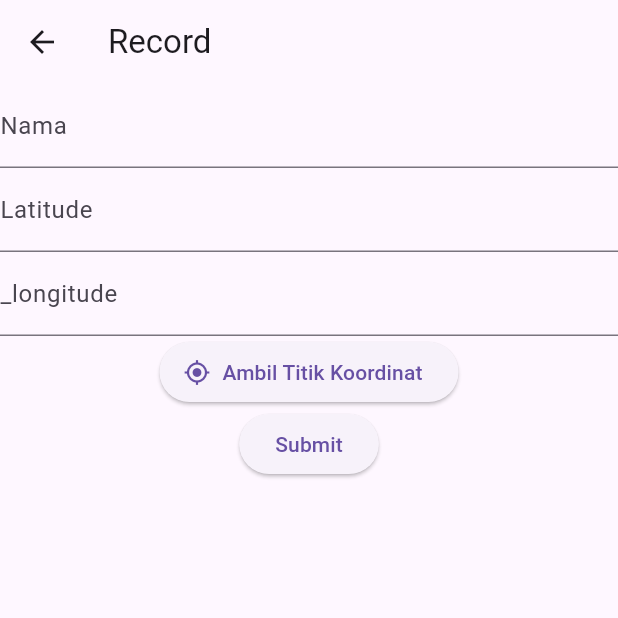
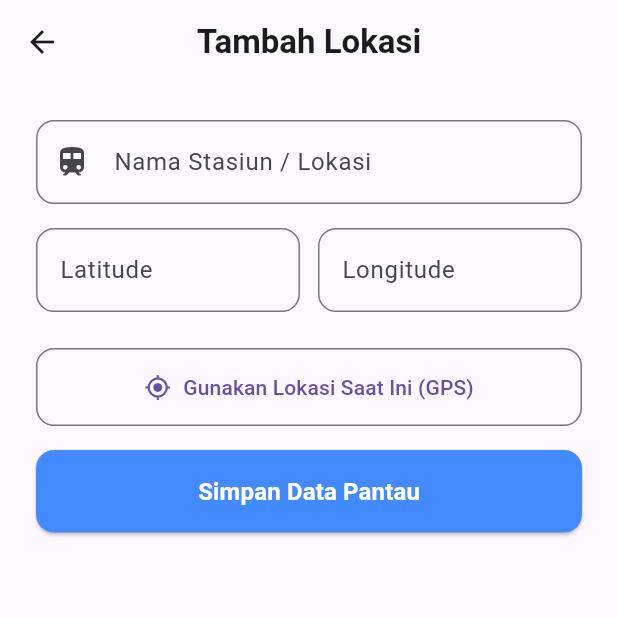
Before and after one commit to DimasDliyaurR/machinist-alerting, a Flutter app: the _RecordFormUI screen opened directly, on a phone screen of 412 x 824 dp, the top half of it. Run offline on Flutter 3.47's test engine with Material 3 defaults, Android fonts, the light colour scheme and no system bars; our stand-ins replace get_it, location, sqflite; accounts and stored records are empty.

Commit message:
[FIX] UI Home and Record

```diff
--- a/lib/src/ui/record/record_view.dart
+++ b/lib/src/ui/record/record_view.dart
@@ -44,6 +44,7 @@ class _RecordFormUIState extends State<_RecordFormUI> {
   @override
   Widget build(BuildContext context) {
     final provider = context.watch<RecordProvider>();
+
     return PopScope(
       canPop: false,
       onPopInvokedWithResult: (didPop, result) {
@@ -51,34 +52,96 @@ class _RecordFormUIState extends State<_RecordFormUI> {
         Navigator.pop(context, true);
       },
       child: Scaffold(
-        appBar: AppBar(title: const Text("Record")),
-        body: Column(
-          children: [
-            Form(
+        appBar: AppBar(
+          title: const Text(
+            "Tambah Lokasi",
+            style: TextStyle(fontWeight: FontWeight.bold),
+          ),
+          centerTitle: true,
+          elevation: 0,
+        ),
+        // 🟢 1. KUNCI UTAMA: Agar tidak nabrak keyboard saat mengetik
+        body: SingleChildScrollView(
+          padding: const EdgeInsets.all(
+            24.0,
+          ), // Padding merata di seluruh layar
+          child: Form(
             key: _formKey,
             child: Column(
+              crossAxisAlignment:
+                  CrossAxisAlignment.stretch, // Ratakan tombol memanjang
               children: [
+                // --- BAGIAN INPUT NAMA ---
                 TextFormField(
                   controller: _name,
-                    decoration: const InputDecoration(labelText: 'Nama'),
+                  decoration: InputDecoration(
+                    labelText: 'Nama Stasiun / Lokasi',
+                    prefixIcon: const Icon(
+                      Icons.train,
+                    ), // Tambahkan Ikon agar cantik
+                    border: OutlineInputBorder(
+                      // Kotak input modern
+                      borderRadius: BorderRadius.circular(12),
+                    ),
+                  ),
                   validator: (value) =>
                       value!.isEmpty ? 'Nama wajib diisi' : null,
                 ),
-                  TextFormField(
+                const SizedBox(height: 16), // 🟢 2. Jarak vertikal antar input
+                // --- BAGIAN INPUT KOORDINAT ---
+                Row(
+                  // Sejajarkan Latitude dan Longitude secara horizontal agar hemat tempat
+                  children: [
+                    Expanded(
+                      child: TextFormField(
                         controller: _latitude,
-                    decoration: const InputDecoration(labelText: 'Latitude'),
-                    validator: (value) =>
-                        value!.isEmpty ? 'Latitude wajib diisi' : null,
+                        keyboardType: const TextInputType.numberWithOptions(
+                          signed: true,
+                          decimal: true,
+                        ), // Keyboard khusus angka
+                        decoration: InputDecoration(
+                          labelText: 'Latitude',
+                          border: OutlineInputBorder(
+                            borderRadius: BorderRadius.circular(12),
                           ),
-                  TextFormField(
+                        ),
+                        validator: (value) => value!.isEmpty ? 'Wajib' : null,
+                      ),
+                    ),
+                    const SizedBox(width: 12),
+                    Expanded(
+                      child: TextFormField(
                         controller: _longitude,
-                    decoration: const InputDecoration(labelText: '_longitude'),
-                    validator: (value) =>
-                        value!.isEmpty ? 'Longitude wajib diisi' : null,
+                        keyboardType: const TextInputType.numberWithOptions(
+                          signed: true,
+                          decimal: true,
                         ),
-                  ElevatedButton.icon(
+                        decoration: InputDecoration(
+                          labelText: 'Longitude',
+                          border: OutlineInputBorder(
+                            borderRadius: BorderRadius.circular(12),
+                          ),
+                        ),
+                        validator: (value) => value!.isEmpty ? 'Wajib' : null,
+                      ),
+                    ),
+                  ],
+                ),
+
+                const SizedBox(height: 24),
+
+                // --- BAGIAN TOMBOL AKSI ---
+
+                // Tombol GPS
+                OutlinedButton.icon(
                   icon: const Icon(Icons.gps_fixed),
-                    label: const Text("Ambil Titik Koordinat"),
+                  label: const Text("Gunakan Lokasi Saat Ini (GPS)"),
+                  style: OutlinedButton.styleFrom(
+                    padding: const EdgeInsets.symmetric(vertical: 16),
+                    shape: RoundedRectangleBorder(
+                      borderRadius: BorderRadius.circular(12),
+                    ),
+                  ),
                   onPressed: () async {
                     final locationData = await context
                         .read<RecordProvider>()
@@ -108,13 +171,24 @@ class _RecordFormUIState extends State<_RecordFormUI> {
                     }
                   },
                 ),
+
+                const SizedBox(height: 16),
+
+                // Tombol Submit Utama
                 provider.recordModel.isLoading
-                      ? const CircularProgressIndicator()
+                    ? const Center(child: CircularProgressIndicator())
                     : ElevatedButton(
+                        style: ElevatedButton.styleFrom(
+                          padding: const EdgeInsets.symmetric(vertical: 16),
+                          backgroundColor: Colors.blueAccent,
+                          foregroundColor: Colors.white,
+                          shape: RoundedRectangleBorder(
+                            borderRadius: BorderRadius.circular(12),
+                          ),
+                        ),
                         onPressed: () async {
-                            if (provider.recordModel.isLoading) {
-                              return;
-                            }
+                          if (provider.recordModel.isLoading) return;
+
                           if (_formKey.currentState!.validate()) {
                             final success = await context
                                 .read<RecordProvider>()
@@ -127,26 +201,27 @@ class _RecordFormUIState extends State<_RecordFormUI> {
                             if (success == 1 && mounted) {
                               ScaffoldMessenger.of(context).showSnackBar(
                                 const SnackBar(
-                                    content: Text("Login Sukses!"),
+                                  content: Text("Lokasi berhasil ditambahkan!"),
                                 ),
                               );
+                              // 🟢 3. Cukup Pop saja, otomatis form hancur dan bersih
                               Navigator.pop(context);
-                                _name.clear();
-                                _latitude.clear();
-                                _longitude.clear();
-
-                                _formKey.currentState!.reset();
                             }
                           }
                         },
-                          child: const Text('Submit'),
+                        child: const Text(
+                          'Simpan Data Pantau',
+                          style: TextStyle(
+                            fontSize: 16,
+                            fontWeight: FontWeight.bold,
                           ),
-                ],
                         ),
                       ),
               ],
             ),
           ),
+        ),
+      ),
     );
   }
 }
```
Also changed, not shown: lib/src/ui/home/home_view.dart (+113 -53 lines). Lines whose indentation alone changed are shown as unchanged.
